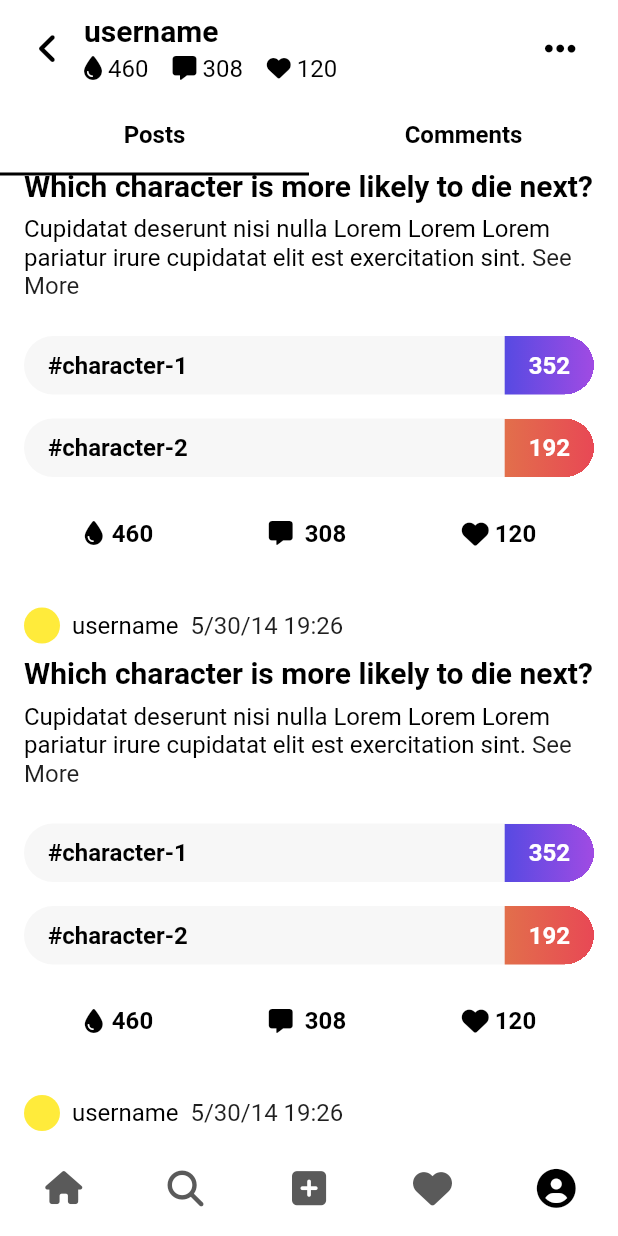
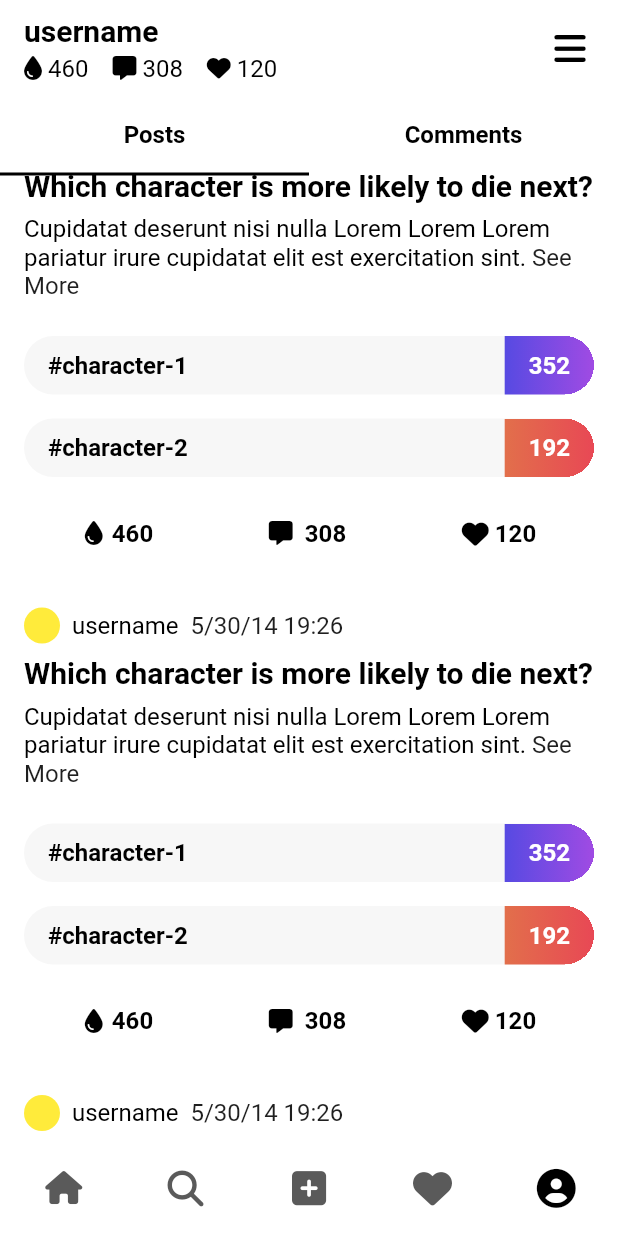
Before and after one commit to emresoysuren/chupp, a Flutter app: the ProfilePage screen opened by its route, scrolled down 256 dp, on a phone screen of 412 x 824 dp. Run offline on Flutter 3.47's test engine with Material 2 defaults, Android fonts, the phone set to English and light mode, and no system bars; our stand-ins replace another_flushbar, auto_route, firebase_auth, firebase_core, font_awesome_flutter, google_fonts and 2 more; missing offline and left inert: draggable_menu; accounts and stored records are empty; Roboto replaces fonts that are missing (Ubuntu); statements that could not run were skipped.

Commit message:
added menu to the profile page

```diff
--- a/lib/config/texts.dart
+++ b/lib/config/texts.dart
@@ -61,4 +61,5 @@ class Texts {
   static const String profileComments = "Comments";
   static const String profileFollow = "Follow";
   static const String profileEditProfile = "Edit Profile";
+  static const String profileSettings = "Settings";
 }
--- a/lib/pages/main/profile.dart
+++ b/lib/pages/main/profile.dart
@@ -1,6 +1,6 @@
 import 'package:auto_route/annotations.dart';
 import 'package:chupp/config/texts.dart';
-import 'package:chupp/pages/draggable_menus/content_menu.dart';
+import 'package:chupp/pages/draggable_menus/profile_menu.dart';
 import 'package:chupp/utils/utils/context_extension.dart';
 import 'package:chupp/widgets/bars/custom/content_bar.dart';
 import 'package:chupp/widgets/custom_silver_header_delegate.dart';
@@ -11,6 +11,7 @@ import 'package:chupp/widgets/posts/post/mini_post.dart';
 import 'package:chupp/widgets/profile/profile_header.dart';
 import 'package:draggable_menu/draggable_menu.dart';
 import 'package:flutter/material.dart';
+import 'package:font_awesome_flutter/font_awesome_flutter.dart';
 
 @RoutePage()
 class ProfilePage extends StatefulWidget {
@@ -43,7 +44,10 @@ class _ProfilePageState extends State<ProfilePage> {
         like: 120,
         controller: _controller,
         contentKey: _contentKey,
-        onButtonTap: () => DraggableMenu.open(context, const ContentMenu()),
+        pop: false,
+        padding: const EdgeInsets.only(left: 16, right: 8),
+        buttonIcon: FontAwesomeIcons.bars,
+        onButtonTap: () => DraggableMenu.open(context, const ProfileMenu()),
       ),
       bottomNavigationBar: AppNavBar(
         current: 3,
--- a/lib/widgets/bars/bar.dart
+++ b/lib/widgets/bars/bar.dart
@@ -6,12 +6,14 @@ class Bar extends StatelessWidget implements PreferredSizeWidget {
   final Widget? child;
   final bool pop;
   final bool popXmark;
+  final EdgeInsets? padding;
 
   const Bar({
     super.key,
     this.child,
     this.pop = false,
     this.popXmark = false,
+    this.padding,
   });
 
   @override
@@ -20,9 +22,10 @@ class Bar extends StatelessWidget implements PreferredSizeWidget {
       color: context.theme.current.primaryBg,
       child: SafeArea(
         child: Padding(
-          padding: pop == true
-              ? const EdgeInsets.only(left: 8, right: 16)
-              : const EdgeInsets.symmetric(horizontal: 16),
+          padding: padding ??
+              (pop == true
+                  ? const EdgeInsets.only(left: 8, right: 16)
+                  : const EdgeInsets.symmetric(horizontal: 16)),
           child: Center(
             child: Row(
               children: [
--- a/lib/widgets/bars/custom/content_bar.dart
+++ b/lib/widgets/bars/custom/content_bar.dart
@@ -14,6 +14,9 @@ class ContentBar extends StatelessWidget implements PreferredSizeWidget {
   final int? ink;
   final int? like;
   final int? comment;
+  final IconData? buttonIcon;
+  final bool pop;
+  final EdgeInsets? padding;
 
   const ContentBar({
     super.key,
@@ -26,6 +29,9 @@ class ContentBar extends StatelessWidget implements PreferredSizeWidget {
     this.offset,
     this.like,
     this.comment,
+    this.buttonIcon,
+    this.pop = true,
+    this.padding,
   });
 
   @override
@@ -38,6 +44,8 @@ class ContentBar extends StatelessWidget implements PreferredSizeWidget {
       title: title,
       contentKey: contentKey,
       controller: controller,
+      pop: pop,
+      padding: padding,
       bottom: [
         if (ink != null) ...[
           FaIcon(
@@ -89,8 +97,8 @@ class ContentBar extends StatelessWidget implements PreferredSizeWidget {
         if (onButtonTap != null)
           SingleButton(
             onPressed: onButtonTap,
-            child: FaIcon(
-              FontAwesomeIcons.ellipsis,
+            child: Icon(
+              buttonIcon ?? FontAwesomeIcons.ellipsis,
               color: context.theme.current.primaryItem,
             ),
           ),
--- a/lib/widgets/bars/scroll_animated_bar.dart
+++ b/lib/widgets/bars/scroll_animated_bar.dart
@@ -10,6 +10,8 @@ class ScrollAnimatedBar extends StatefulWidget implements PreferredSizeWidget {
   final List<Widget>? bottom;
   final List<Widget>? aside;
   final double? offset;
+  final bool pop;
+  final EdgeInsets? padding;
 
   const ScrollAnimatedBar({
     super.key,
@@ -19,6 +21,8 @@ class ScrollAnimatedBar extends StatefulWidget implements PreferredSizeWidget {
     this.bottom,
     this.aside,
     this.offset,
+    this.pop = false,
+    this.padding,
   });
 
   @override
@@ -68,7 +72,8 @@ class _ScrollAnimatedBarState extends State<ScrollAnimatedBar> {
   Widget build(BuildContext context) {
     return Bar(
       // key: _barKey,
-        pop: true,
+      pop: widget.pop,
+      padding: widget.padding,
       child: Row(
         children: [
           Expanded(
@@ -97,6 +102,7 @@ class _ScrollAnimatedBarState extends State<ScrollAnimatedBar> {
           ),
           ...?widget.aside
         ],
-        ));
+      ),
+    );
   }
 }
```
Also changed, not shown: lib/pages/draggable_menus/profile_menu.dart (added, +38 -0 lines). Lines whose indentation alone changed are shown as unchanged.
